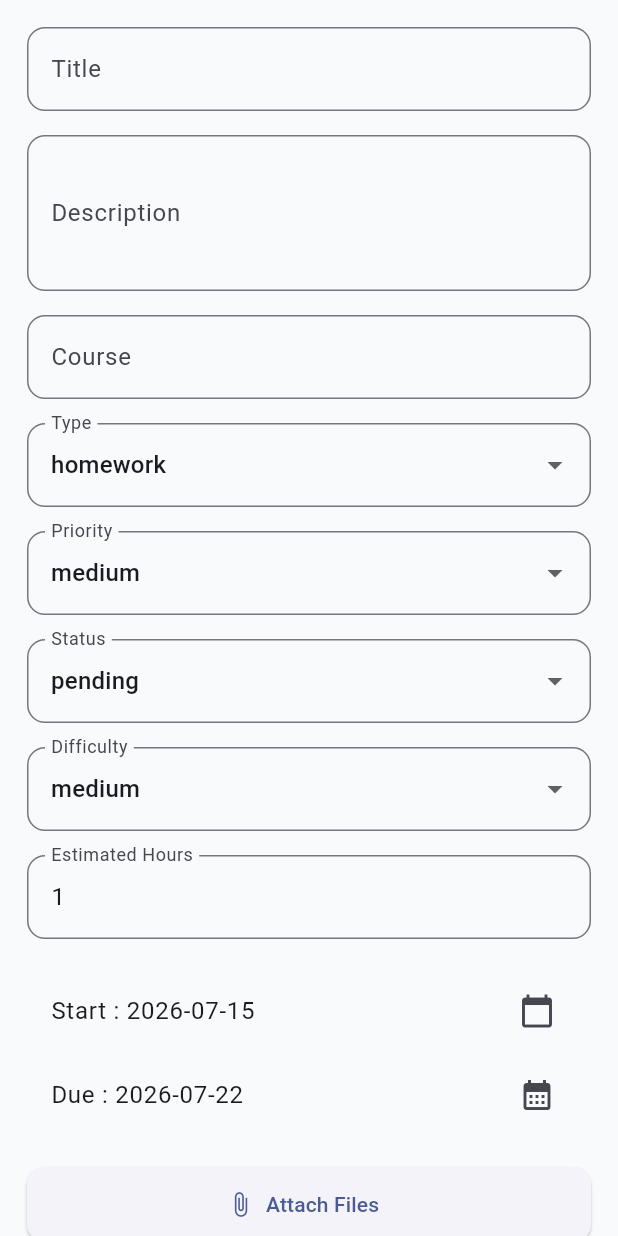
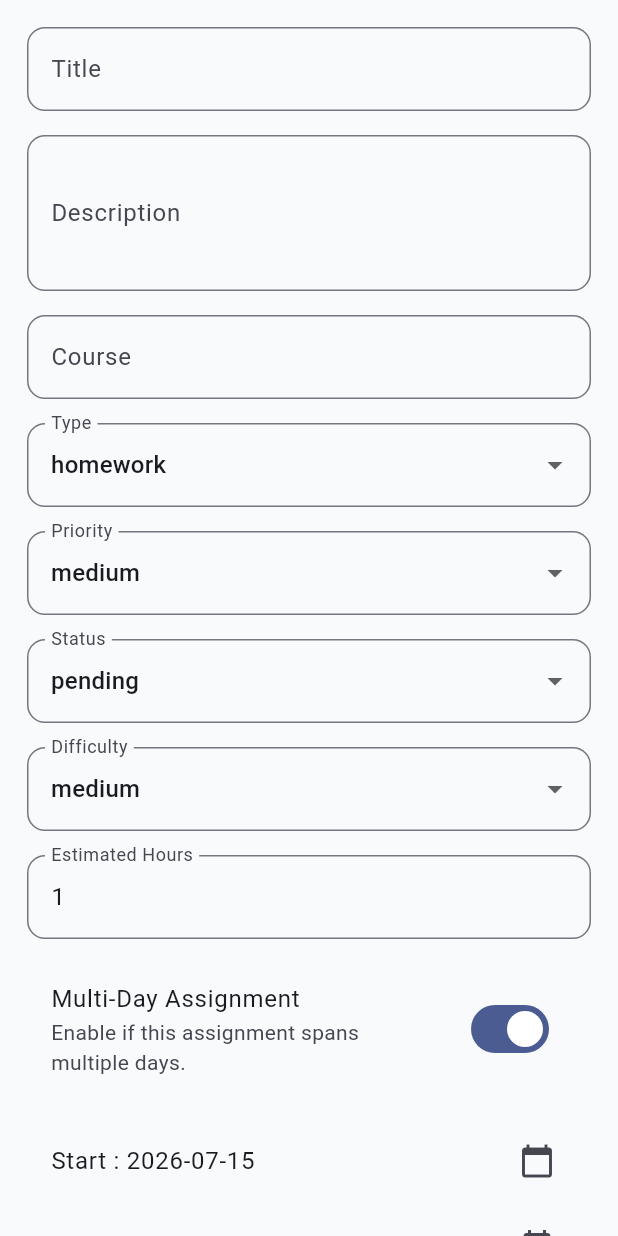
Before and after one commit to ShadhirFawz/studysphere, a Flutter app: the AssignmentForm widget shown alone on an empty page, opened directly with empty values, on a phone screen of 412 x 824 dp. Run offline on Flutter 3.47's test engine with Material 3 defaults, Android fonts, the phone set to English and light mode, and no system bars; our stand-ins replace cloud_firestore, dio, equatable, firebase_auth, firebase_core, flutter_riverpod and 2 more; missing offline and left inert: file_selector; accounts and stored records are empty; generated files the repository leaves out were written again.

Commit message:
feat: allow assignment/tasks to expand its period depending on the assignment/task type

```diff
--- a/lib/features/assignments/data/models/assignment_model.dart
+++ b/lib/features/assignments/data/models/assignment_model.dart
@@ -34,8 +34,9 @@ class AssignmentModel extends Equatable {
   final AssignmentStatus status;
   final AssignmentDifficulty difficulty;
 
-  final int progress;
   final double estimatedHours;
+
+  final bool isMultiDay;
 
   final Timestamp startDate;
   final Timestamp dueDate;
@@ -60,8 +61,8 @@ class AssignmentModel extends Equatable {
     required this.priority,
     required this.status,
     required this.difficulty,
-    required this.progress,
     required this.estimatedHours,
+    required this.isMultiDay,
     required this.startDate,
     required this.dueDate,
     required this.checklist,
@@ -82,8 +83,8 @@ class AssignmentModel extends Equatable {
     AssignmentPriority? priority,
     AssignmentStatus? status,
     AssignmentDifficulty? difficulty,
-    int? progress,
     double? estimatedHours,
+    bool? isMultiDay,
     Timestamp? startDate,
     Timestamp? dueDate,
     List<AssignmentChecklistItem>? checklist,
@@ -103,8 +104,8 @@ class AssignmentModel extends Equatable {
       priority: priority ?? this.priority,
       status: status ?? this.status,
       difficulty: difficulty ?? this.difficulty,
-      progress: progress ?? this.progress,
       estimatedHours: estimatedHours ?? this.estimatedHours,
+      isMultiDay: isMultiDay ?? this.isMultiDay,
       startDate: startDate ?? this.startDate,
       dueDate: dueDate ?? this.dueDate,
       checklist: checklist ?? this.checklist,
@@ -126,8 +127,8 @@ class AssignmentModel extends Equatable {
       'priority': priority.name,
       'status': status.name,
       'difficulty': difficulty.name,
-      'progress': progress,
       'estimatedHours': estimatedHours,
+      'isMultiDay': isMultiDay,
       'startDate': startDate,
       'dueDate': dueDate,
       'checklist': checklist.map((e) => e.toMap()).toList(),
@@ -164,8 +165,8 @@ class AssignmentModel extends Equatable {
         (e) => e.name == map['difficulty'],
         orElse: () => AssignmentDifficulty.medium,
       ),
-      progress: map['progress'] ?? 0,
       estimatedHours: (map['estimatedHours'] ?? 0).toDouble(),
+      isMultiDay: map['isMultiDay'] ?? false,
       startDate: map['startDate'] ?? Timestamp.now(),
       dueDate: map['dueDate'] ?? Timestamp.now(),
       checklist: (map['checklist'] as List? ?? [])
@@ -202,8 +203,8 @@ class AssignmentModel extends Equatable {
     priority,
     status,
     difficulty,
-    progress,
     estimatedHours,
+    isMultiDay,
     startDate,
     dueDate,
     checklist,
--- a/lib/features/assignments/data/repositories/assignment_repository.dart
+++ b/lib/features/assignments/data/repositories/assignment_repository.dart
@@ -1,3 +1,4 @@
+import '../../domain/services/assignment_progress_service.dart';
 import '../datasources/assignment_datasource.dart';
 import '../models/assignment_model.dart';
 
@@ -29,4 +30,13 @@ class AssignmentRepository {
   Stream<List<AssignmentModel>> getUpcomingAssignments(String ownerId) {
     return _datasource.getUpcomingAssignments(ownerId);
   }
+
+  int getAssignmentProgress(AssignmentModel assignment) {
+    return const AssignmentProgressService().calculateProgress(
+      now: DateTime.now(),
+      startDate: assignment.startDate.toDate(),
+      dueDate: assignment.dueDate.toDate(),
+      isMultiDay: assignment.isMultiDay,
+    );
+  }
 }
--- a/lib/features/assignments/presentation/widgets/assignment_form.dart
+++ b/lib/features/assignments/presentation/widgets/assignment_form.dart
@@ -44,6 +44,7 @@ class _AssignmentFormState extends ConsumerState<AssignmentForm> {
   AssignmentStatus status = AssignmentStatus.pending;
   AssignmentDifficulty difficulty = AssignmentDifficulty.medium;
 
+  bool isMultiDay = true;
   DateTime startDate = DateTime.now();
   DateTime dueDate = DateTime.now().add(const Duration(days: 7));
 
@@ -66,6 +67,8 @@ class _AssignmentFormState extends ConsumerState<AssignmentForm> {
     estimatedHoursController = TextEditingController(
       text: assignment?.estimatedHours.toString() ?? "1",
     );
+
+    isMultiDay = widget.assignment?.isMultiDay ?? true;
 
     uploadedAttachments = List.from(widget.assignment?.attachments ?? []);
 
@@ -153,10 +156,10 @@ class _AssignmentFormState extends ConsumerState<AssignmentForm> {
       priority: priority,
       status: status,
       difficulty: difficulty,
-      progress: widget.assignment?.progress ?? 0,
       estimatedHours: double.tryParse(estimatedHoursController.text) ?? 1,
-      startDate: Timestamp.fromDate(startDate),
+      startDate: Timestamp.fromDate(isMultiDay ? startDate : dueDate),
       dueDate: Timestamp.fromDate(dueDate),
+      isMultiDay: isMultiDay,
       checklist: widget.assignment?.checklist ?? <AssignmentChecklistItem>[],
       tags: widget.assignment?.tags ?? <AssignmentTag>[],
       notes: notesController.text.trim(),
@@ -199,7 +202,7 @@ class _AssignmentFormState extends ConsumerState<AssignmentForm> {
           const SizedBox(height: 16),
 
           DropdownButtonFormField<AssignmentType>(
-            value: type,
+            initialValue: type,
             decoration: const InputDecoration(labelText: "Type"),
             items: AssignmentType.values
                 .map((e) => DropdownMenuItem(value: e, child: Text(e.name)))
@@ -214,7 +217,7 @@ class _AssignmentFormState extends ConsumerState<AssignmentForm> {
           const SizedBox(height: 16),
 
           DropdownButtonFormField<AssignmentPriority>(
-            value: priority,
+            initialValue: priority,
             decoration: const InputDecoration(labelText: "Priority"),
             items: AssignmentPriority.values
                 .map((e) => DropdownMenuItem(value: e, child: Text(e.name)))
@@ -229,7 +232,7 @@ class _AssignmentFormState extends ConsumerState<AssignmentForm> {
           const SizedBox(height: 16),
 
           DropdownButtonFormField<AssignmentStatus>(
-            value: status,
+            initialValue: status,
             decoration: const InputDecoration(labelText: "Status"),
             items: AssignmentStatus.values
                 .map((e) => DropdownMenuItem(value: e, child: Text(e.name)))
@@ -244,7 +247,7 @@ class _AssignmentFormState extends ConsumerState<AssignmentForm> {
           const SizedBox(height: 16),
 
           DropdownButtonFormField<AssignmentDifficulty>(
-            value: difficulty,
+            initialValue: difficulty,
             decoration: const InputDecoration(labelText: "Difficulty"),
             items: AssignmentDifficulty.values
                 .map((e) => DropdownMenuItem(value: e, child: Text(e.name)))
@@ -262,6 +265,21 @@ class _AssignmentFormState extends ConsumerState<AssignmentForm> {
             controller: estimatedHoursController,
             keyboardType: TextInputType.number,
             decoration: const InputDecoration(labelText: "Estimated Hours"),
+          ),
+
+          const SizedBox(height: 20),
+
+          SwitchListTile(
+            title: const Text("Multi-Day Assignment"),
+            subtitle: const Text(
+              "Enable if this assignment spans multiple days.",
+            ),
+            value: isMultiDay,
+            onChanged: (value) {
+              setState(() {
+                isMultiDay = value;
+              });
+            },
           ),
 
           const SizedBox(height: 20),
```
Also changed, not shown: lib/features/assignments/domain/services/assignment_progress_service.dart (added, +36 -0 lines), lib/features/assignments/presentation/providers/assignment_progress_provider.dart (added, +7 -0 lines), lib/features/assignments/presentation/widgets/assignment_card.dart (+10 -7 lines).
